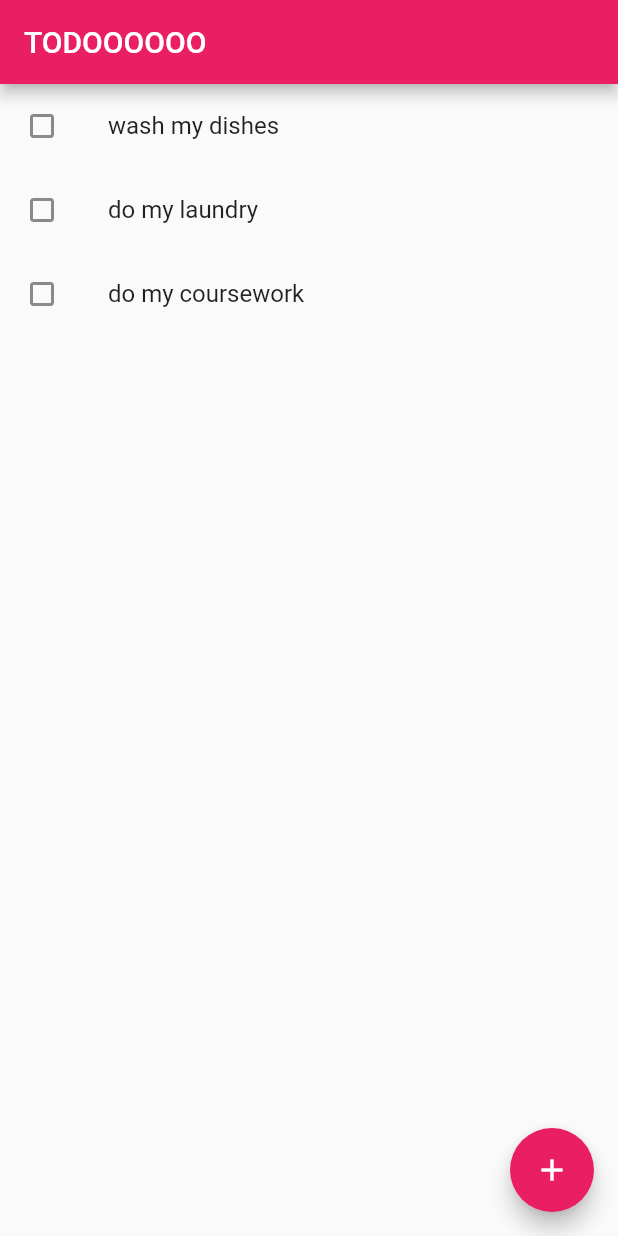
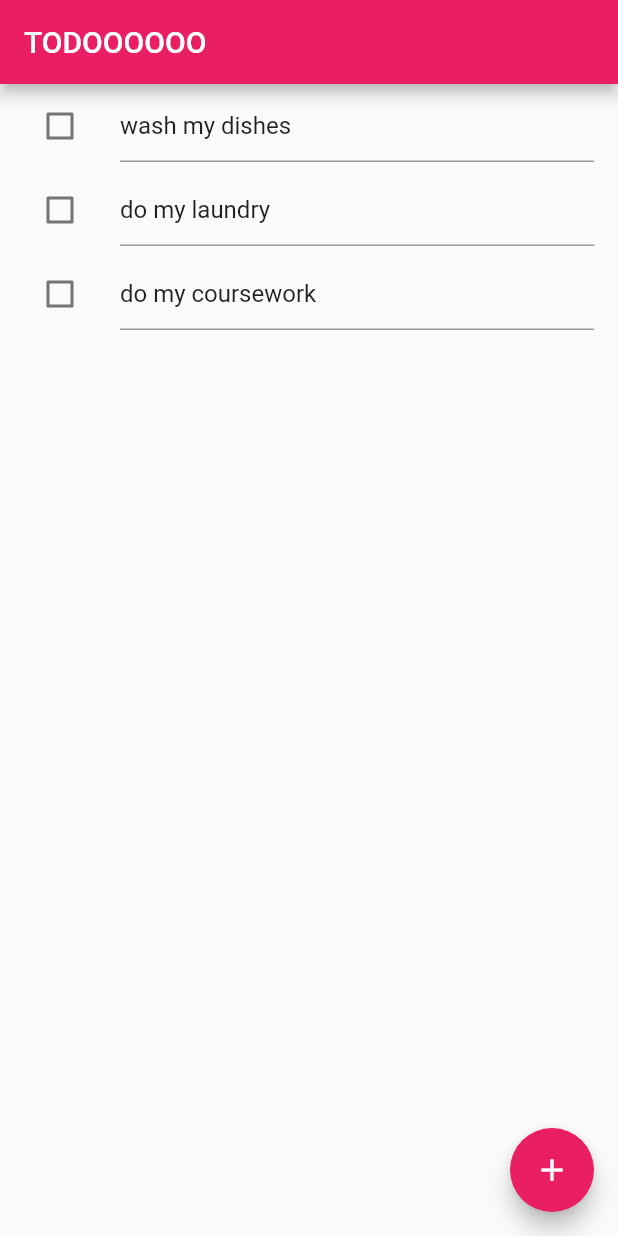
Before and after one commit to ycmjason/flutter-todo-tryout, a Flutter app: the screen it shows after launch, on a phone screen of 412 x 824 dp. Run offline on Flutter 3.47's test engine with Material 2 defaults, Android fonts, the phone set to English and light mode, and no system bars.

Commit message:
basic functionality for todo list done

```diff
--- a/lib/models/todo_item_model.dart
+++ b/lib/models/todo_item_model.dart
@@ -1,7 +1,7 @@
 class ToDoItemModel {
   ToDoItemModel({this.description = '', this.done = false});
 
-  final String description;
+  String description;
   bool done;
 
   void toggle() {
--- a/lib/widgets/home.dart
+++ b/lib/widgets/home.dart
@@ -25,18 +25,42 @@ class _HomePageState extends State<HomePage> {
     });
   }
 
+  void _changeTodoDesc(ToDoItemModel todo, String s) {
+    setState(() {
+      todo.description = s;
+    });
+  }
+
+  void _newTodo() {
+    setState(() {
+      _todos.add(ToDoItemModel());
+    });
+  }
+
   @override
   Widget build(BuildContext context) {
     return Scaffold(
       appBar: AppBar(
         title: Text(widget.title),
       ),
-      body: ToDoList(
-        onCheck: (ToDoItemModel todoItem) => _toggleTodo(todoItem),
-        todos: _todos
+      body: Column(
+        children: <Widget>[
+          Expanded(
+            child: ToDoList(
+                onToggle: _toggleTodo,
+                onChange: _changeTodoDesc,
+                todos: _todos,
+            ),
+          ),
+          /*
+          Text(_todos.map((ToDoItemModel todo) {
+            return '[${todo.done ? 'DONE' : 'NOT DONE'}] ${todo.description}';
+          }).join('\n')),
+          */
+        ],
       ),
       floatingActionButton: FloatingActionButton(
-        onPressed: () => null,
+        onPressed: _newTodo,
         tooltip: 'Increment',
         child: Icon(Icons.add),
       ),
--- /dev/null
+++ b/lib/widgets/todoitem.dart
@@ -0,0 +1,50 @@
+import 'package:flutter/material.dart';
+import '../models/todo_item_model.dart';
+
+class ToDoItem extends StatefulWidget {
+  final void Function() onToggle;
+  final void Function(String) onChange;
+  final ToDoItemModel todo;
+
+  const ToDoItem({
+    Key key,
+    @required this.todo,
+    this.onToggle,
+    this.onChange,
+  }) : super(key: key);
+
+  @override
+  _ToDoItemState createState() {
+    return new _ToDoItemState();
+  }
+}
+
+class _ToDoItemState extends State<ToDoItem> {
+  TextEditingController _controller;
+
+  @override
+  void initState() {
+    _controller = TextEditingController(text: widget.todo.description);
+    super.initState();
+  }
+
+  @override
+  void dispose() {
+    _controller.dispose();
+    super.dispose();
+  }
+
+  @override
+  Widget build(BuildContext context) {
+    return ListTile(
+      leading: Checkbox(
+        onChanged: (_) => widget.onToggle?.call(),
+        value: widget.todo.done,
+      ),
+      title: TextField(
+        controller: _controller,
+        onChanged: (s) => widget.onChange?.call(s),
+      ),
+    );
+  }
+}
--- a/lib/widgets/todolist.dart
+++ b/lib/widgets/todolist.dart
@@ -1,20 +1,26 @@
 import 'package:flutter/material.dart';
 import '../models/todo_item_model.dart';
+import './todoitem.dart';
 
 class ToDoList extends StatelessWidget {
-  final void Function(ToDoItemModel) onCheck;
+  final void Function(ToDoItemModel) onToggle;
+  final void Function(ToDoItemModel, String) onChange;
   final List<ToDoItemModel> todos;
 
-  const ToDoList({Key key, this.todos = const [], this.onCheck}) : super(key: key);
+  const ToDoList({
+    Key key,
+    @required this.todos,
+    this.onToggle,
+    this.onChange,
+  }) : super(key: key);
+
   @override
   Widget build(BuildContext context) {
     return ListView(
-      children: todos.map((todo) => ListTile(
-        leading: GestureDetector(
-          onTap: () => onCheck(todo),
-          child: todo.done ? Icon(Icons.done) : Icon(Icons.crop_square),
-        ),
-        title: Text(todo.description),
+      children: todos.map((todo) => ToDoItem(
+        todo: todo,
+        onToggle: () => onToggle(todo),
+        onChange: (s) => onChange(todo, s),
       )).toList(),
     );
   }
```
